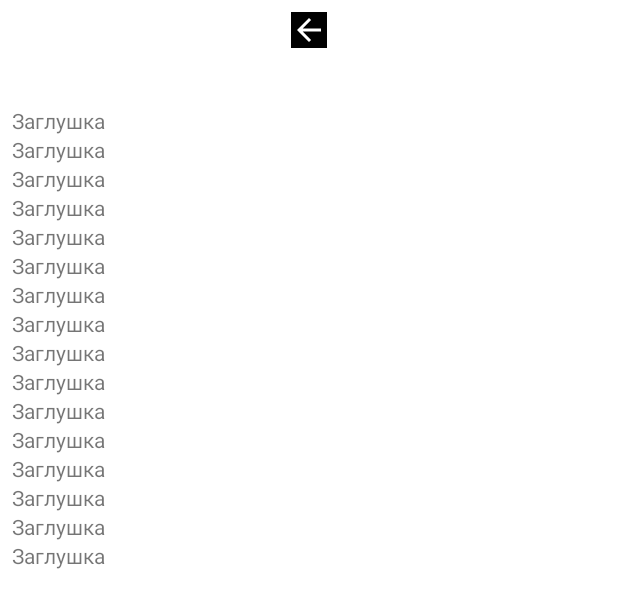
After one commit to VlaDkoR-280/DactylTranslator, an Android app: the layout bottom_sheet_layout.xml on its own in the app's theme, with its tools: preview values and no code run, on a phone screen of 412 x 824 dp. The commit adds this screen. Shown: the top 608 px of the screen. Run offline under Robolectric (Android 15) with nearby library versions, the phone set to English and light mode, and no system bars.

Commit message:
Add Bottom Sheet

```diff
--- a/app/build.gradle
+++ b/app/build.gradle
@@ -36,4 +36,5 @@ dependencies {
     testImplementation 'junit:junit:4.+'
     androidTestImplementation 'androidx.test.ext:junit:1.1.2'
     androidTestImplementation 'androidx.test.espresso:espresso-core:3.3.0'
+
 }
--- /dev/null
+++ b/app/src/main/res/drawable/bottom_sheet_bg.xml
@@ -0,0 +1,16 @@
+<?xml version="1.0" encoding="utf-8"?>
+<shape xmlns:android="http://schemas.android.com/apk/res/android"
+    android:shape="rectangle">
+
+    <corners
+        android:topLeftRadius="50dp"
+        android:topRightRadius="8dp"
+        android:layout_width="wrap_content"
+        android:layout_height="wrap_content" />
+    <padding android:top="8dp"
+        android:layout_width="wrap_content"
+        android:layout_height="wrap_content" />
+    <solid android:color="@android:color/white"
+        android:layout_width="wrap_content"
+        android:layout_height="wrap_content" />
+</shape>
--- /dev/null
+++ b/app/src/main/res/layout/bottom_sheet_layout.xml
@@ -0,0 +1,105 @@
+<?xml version="1.0" encoding="utf-8"?>
+<LinearLayout android:layout_width="match_parent"
+    android:layout_height="wrap_content"
+    xmlns:app="http://schemas.android.com/apk/res-auto"
+    android:id="@+id/bottom_sheet_layout"
+    android:background="@drawable/bottom_sheet_bg"
+    android:orientation="vertical"
+    android:padding="8dp"
+    app:layout_behavior="com.google.android.material.bottomsheet.BottomSheetBehavior"
+    xmlns:android="http://schemas.android.com/apk/res/android"
+    android:gravity="center_horizontal"
+    app:behavior_hideable="true">
+    <LinearLayout
+        android:layout_width="match_parent"
+        android:layout_height="wrap_content"
+        android:orientation="vertical"
+        android:id="@+id/translate_text">
+        <ImageView
+            android:id="@+id/bottom_sheet_arrow"
+            android:layout_width="wrap_content"
+            android:layout_height="wrap_content"
+            android:layout_gravity="center"
+            android:src="@drawable/abc_vector_test"
+            android:background="@color/black"/>
+        <TextView
+            android:layout_width="match_parent"
+            android:layout_height="wrap_content"
+            android:id="@+id/t9_text_view"/>
+        <TextView
+            android:layout_width="match_parent"
+            android:layout_height="wrap_content"
+            android:id="@+id/force_text_view"/>
+    </LinearLayout>
+    <LinearLayout
+        android:orientation="vertical"
+        android:layout_width="match_parent"
+        android:layout_height="wrap_content">
+        <TextView
+            android:layout_width="match_parent"
+            android:layout_height="wrap_content"
+            android:text="Заглушка"/>
+        <TextView
+            android:layout_width="match_parent"
+            android:layout_height="wrap_content"
+            android:text="Заглушка"/>
+        <TextView
+            android:layout_width="match_parent"
+            android:layout_height="wrap_content"
+            android:text="Заглушка"/>
+        <TextView
+            android:layout_width="match_parent"
+            android:layout_height="wrap_content"
+            android:text="Заглушка"/>
+        <TextView
+            android:layout_width="match_parent"
+            android:layout_height="wrap_content"
+            android:text="Заглушка"/>
+        <TextView
+            android:layout_width="match_parent"
+            android:layout_height="wrap_content"
+            android:text="Заглушка"/>
+        <TextView
+            android:layout_width="match_parent"
+            android:layout_height="wrap_content"
+            android:text="Заглушка"/>
+        <TextView
+            android:layout_width="match_parent"
+            android:layout_height="wrap_content"
+            android:text="Заглушка"/>
+        <TextView
+            android:layout_width="match_parent"
+            android:layout_height="wrap_content"
+            android:text="Заглушка"/>
+        <TextView
+            android:layout_width="match_parent"
+            android:layout_height="wrap_content"
+            android:text="Заглушка"/>
+        <TextView
+            android:layout_width="match_parent"
+            android:layout_height="wrap_content"
+            android:text="Заглушка"/>
+        <TextView
+            android:layout_width="match_parent"
+            android:layout_height="wrap_content"
+            android:text="Заглушка"/>
+        <TextView
+            android:layout_width="match_parent"
+            android:layout_height="wrap_content"
+            android:text="Заглушка"/>
+        <TextView
+            android:layout_width="match_parent"
+            android:layout_height="wrap_content"
+            android:text="Заглушка"/>
+        <TextView
+            android:layout_width="match_parent"
+            android:layout_height="wrap_content"
+            android:text="Заглушка"/>
+        <TextView
+            android:layout_width="match_parent"
+            android:layout_height="wrap_content"
+            android:text="Заглушка"/>
+
+    </LinearLayout>
+
+</LinearLayout>
```
Also changed, not shown: app/src/main/java/com/vladkor/dactyltranslator/MainActivity.java (+52 -1 lines), app/src/main/res/drawable/rectangle.xml (added, +13 -0 lines), app/src/main/res/layout/activity_main.xml (+23 -11 lines), gradle/wrapper/gradle-wrapper.properties.
